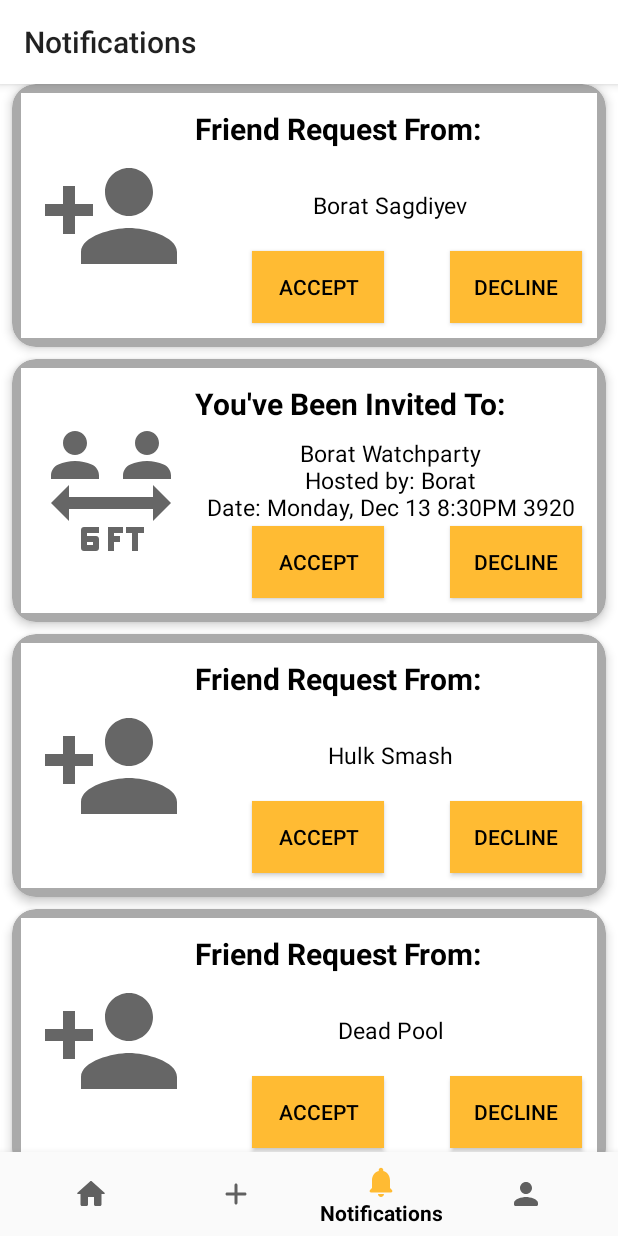
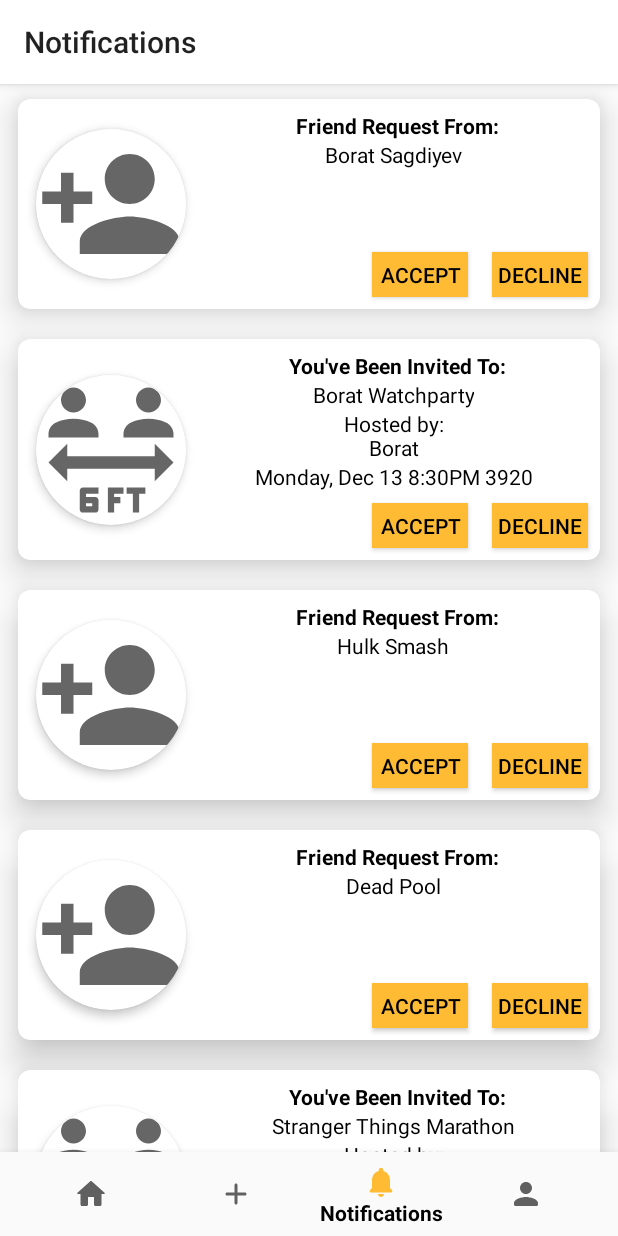
Before and after one commit to WillMahler/gather, an Android app: the NotificationFragment screen opened through its navigation route, on a phone screen of 412 x 824 dp. Run offline under Robolectric (Android 15) with nearby library versions, the phone set to English and light mode, and no system bars; our stand-ins replace Firebase (no records; nobody signed in at launch, a user with empty details on screens opened directly), navigation-ui.

Commit message:
- Polished invite cards used in recyclerViews - Extended width on screen of a bunch of items in layouts - Polished guest cards used in recyclerViews

```diff
--- a/app/app/src/main/java/com/WKNS/gather/CreateEventActivity.java
+++ b/app/app/src/main/java/com/WKNS/gather/CreateEventActivity.java
@@ -470,8 +470,8 @@ public class CreateEventActivity extends AppCompatActivity {
 
         // Event Details
         String title = mTitle.getText().toString().trim();
-        String dateString = mDate.getText().toString().trim();;
-        Date date = new SimpleDateFormat("dd/MM/yyyy").parse(dateString);
+        String dateString = mDate.getText().toString().trim();
+        Date date = new SimpleDateFormat("dd/MM/yyyy/HH:mm").parse(dateString);
         String location = mLocation.getText().toString().trim();
         String description = mDescription.getText().toString().trim();
 
--- a/app/app/src/main/java/com/WKNS/gather/recyclerViews/adapters/InviteRecyclerViewAdapter.java
+++ b/app/app/src/main/java/com/WKNS/gather/recyclerViews/adapters/InviteRecyclerViewAdapter.java
@@ -3,11 +3,9 @@ package com.WKNS.gather.recyclerViews.adapters;
 import android.view.LayoutInflater;
 import android.view.View;
 import android.view.ViewGroup;
-import android.widget.Button;
-import android.widget.ImageView;
-import android.widget.TextView;
 
 import com.WKNS.gather.helperMethods.DateFormatter;
+import com.WKNS.gather.helperMethods.DownloadImageTask;
 import com.WKNS.gather.recyclerViews.clickListeners.OnInviteClickListener;
 import com.WKNS.gather.recyclerViews.viewHolders.InviteViewHolder;
 import com.WKNS.gather.testData.Notification;
@@ -45,17 +43,29 @@ public class InviteRecyclerViewAdapter extends RecyclerView.Adapter<InviteViewHo
         Notification.Type type = n.getType();
 
         if (type == Notification.Type.EVENT_INVITE) {
-            holder.mImageView.setImageResource(R.drawable.ic_testimg_6_ft_apart_24);
+
+            String imgURI = n.getPhotoURL();
+
+            if (imgURI == null || imgURI.isEmpty()) {
+                holder.mImageView.setImageResource(R.drawable.ic_testimg_6_ft_apart_24);
+            } else {
+                new DownloadImageTask(holder.mImageView).execute(imgURI);
+            }
+
             holder.mTextViewTitle.setText(R.string.notification_title_event);
-            holder.mTextViewContent.setText(n.getmEventTitle() + "\n" +
-                    "Hosted by: " + n.getmHostName() + "\n" +
-                     "Date: " + DateFormatter.getFormattedDate(n.getmTime()));
+            holder.mTextViewEventTitle.setText(n.getmEventTitle());
+
+            // Host name formatting
+            StringBuilder b = new StringBuilder("Hosted by:\n");
+            b.append(n.getmHostName());
+
+            holder.mTextViewHost.setText(b.toString());
+            holder.mTextViewEventDate.setText(DateFormatter.getFormattedDate(n.getmTime()));
 
         } else if (type == Notification.Type.FRIEND_REQUEST) {
             holder.mImageView.setImageResource(R.drawable.ic_baseline_person_add_24);
             holder.mTextViewTitle.setText(R.string.notification_title_friend);
-            holder.mTextViewContent.setText(n.getmRequesterFirstName() + " " + n.getmRequesterLastName());
-
+            holder.mTextViewEventTitle.setText(n.getmRequesterFirstName() + " " + n.getmRequesterLastName());
         }
     }
 
--- a/app/app/src/main/java/com/WKNS/gather/recyclerViews/viewHolders/InviteViewHolder.java
+++ b/app/app/src/main/java/com/WKNS/gather/recyclerViews/viewHolders/InviteViewHolder.java
@@ -14,14 +14,17 @@ import androidx.recyclerview.widget.RecyclerView;
 public class InviteViewHolder extends RecyclerView.ViewHolder {
 
     public ImageView mImageView;
-    public TextView mTextViewTitle, mTextViewContent;
+    public TextView mTextViewTitle, mTextViewEventTitle, mTextViewHost,
+                    mTextViewEventDate;
     public Button mButtonAccept, mButtonDecline;
 
     public InviteViewHolder(@NonNull View itemView, final OnInviteClickListener listener) {
         super(itemView);
         mImageView = itemView.findViewById(R.id.imageview_friend_or_event);
-        mTextViewTitle = itemView.findViewById(R.id.textview_title);
-        mTextViewContent = itemView.findViewById(R.id.textview_content);
+        mTextViewTitle = itemView.findViewById(R.id.textview_invite_title);
+        mTextViewEventTitle = itemView.findViewById(R.id.textview_invite_eventTitle);
+        mTextViewHost = itemView.findViewById(R.id.textview_invite_eventHost);
+        mTextViewEventDate = itemView.findViewById(R.id.textview_invite_eventDate);
         mButtonAccept = itemView.findViewById(R.id.button_accept);
         mButtonDecline = itemView.findViewById(R.id.button_decline);
 
--- a/app/app/src/main/java/com/WKNS/gather/testData/Notification.java
+++ b/app/app/src/main/java/com/WKNS/gather/testData/Notification.java
@@ -18,6 +18,7 @@ public class Notification {
     private String mEventTitle;
     private Date mTime;
     private String mHostName;
+    private String photoURL;
 
     public Notification(String firstName, String lastName) {
         type = Type.FRIEND_REQUEST;
@@ -32,6 +33,13 @@ public class Notification {
         mTime = time;
     }
 
+    public String getPhotoURL() {
+        return photoURL;
+    }
+
+    public void setPhotoURL(String photoURL) {
+        this.photoURL = photoURL;
+    }
     public Type getType() {
         return type;
     }
--- a/app/app/src/main/res/layout/recyclerview_item_events.xml
+++ b/app/app/src/main/res/layout/recyclerview_item_events.xml
@@ -6,8 +6,8 @@
     android:layout_width="match_parent"
     android:layout_marginBottom="10dp"
     android:layout_marginTop="10dp"
-    android:layout_marginStart="@dimen/horizontal_padding"
-    android:layout_marginEnd="@dimen/horizontal_padding"
+    android:layout_marginStart="@dimen/horizontal_padding_recyclerviews"
+    android:layout_marginEnd="@dimen/horizontal_padding_recyclerviews"
     app:cardElevation="16dp"
     app:cardCornerRadius="8dp">
 
--- a/app/app/src/main/res/layout/recyclerview_item_notification.xml
+++ b/app/app/src/main/res/layout/recyclerview_item_notification.xml
@@ -1,70 +1,107 @@
 <?xml version="1.0" encoding="utf-8"?>
-<androidx.cardview.widget.CardView xmlns:android="http://schemas.android.com/apk/res/android"
-    xmlns:tools="http://schemas.android.com/tools"
+<androidx.cardview.widget.CardView
+    xmlns:android="http://schemas.android.com/apk/res/android"
+    xmlns:app="http://schemas.android.com/apk/res-auto"
+    android:layout_height="wrap_content"
     android:layout_width="match_parent"
-    android:layout_height="175dp"
-    android:layout_marginBottom="8dp"
-    android:layout_marginHorizontal="8dp"
-    app:cardBackgroundColor="@android:color/darker_gray"
-    app:cardElevation="4dp"
-    xmlns:app="http://schemas.android.com/apk/res-auto"
-    app:cardCornerRadius="16dp">
+    android:layout_marginBottom="10dp"
+    android:layout_marginTop="10dp"
+    android:layout_marginStart="@dimen/horizontal_padding_recyclerviews"
+    android:layout_marginEnd="@dimen/horizontal_padding_recyclerviews"
+    app:cardElevation="16dp"
+    app:cardCornerRadius="8dp">
 
     <androidx.constraintlayout.widget.ConstraintLayout
         android:layout_width="match_parent"
         android:layout_height="match_parent"
-        android:background="@android:color/white"
-        android:padding="2dp"
-        android:layout_margin="6dp">
+        android:layout_gravity="center">
+
+        <androidx.cardview.widget.CardView
+            android:id="@+id/cardview_invitePicture"
+            android:layout_width="wrap_content"
+            android:layout_height="wrap_content"
+            android:layout_marginStart="12dp"
+            android:layout_marginTop="20dp"
+            android:layout_marginBottom="20dp"
+            app:cardCornerRadius="250dp"
+            app:cardElevation="4dp"
+            app:layout_constraintBottom_toBottomOf="parent"
+            app:layout_constraintStart_toStartOf="parent"
+            app:layout_constraintTop_toTopOf="parent">
 
         <ImageView
             android:id="@+id/imageview_friend_or_event"
             android:layout_width="100dp"
             android:layout_height="100dp"
-            android:layout_marginStart="8dp"
-            android:padding="2dp"
-            app:layout_constraintBottom_toBottomOf="parent"
-            app:layout_constraintStart_toStartOf="parent"
-            app:layout_constraintTop_toTopOf="parent" />
+            android:layout_gravity="center"
+            android:scaleType="centerCrop" />
+        </androidx.cardview.widget.CardView>
 
         <TextView
-            android:id="@+id/textview_title"
-            android:gravity="start"
+            android:id="@+id/textview_invite_title"
+            android:gravity="center"
             android:layout_width="0dp"
             android:layout_height="wrap_content"
             android:layout_marginStart="6dp"
             android:layout_marginTop="8dp"
-            android:layout_toEndOf="@+id/imageview_friend_or_event"
+            android:layout_toEndOf="@+id/cardview_invitePicture"
             android:textColor="@android:color/black"
-            android:textSize="20sp"
+            android:textSize="14sp"
             android:textStyle="bold"
             app:layout_constraintEnd_toEndOf="parent"
-            app:layout_constraintStart_toEndOf="@+id/imageview_friend_or_event"
+            app:layout_constraintStart_toEndOf="@+id/cardview_invitePicture"
             app:layout_constraintTop_toTopOf="parent" />
 
         <TextView
-            android:id="@+id/textview_content"
+            android:id="@+id/textview_invite_eventTitle"
             android:layout_width="wrap_content"
             android:layout_height="wrap_content"
-            android:layout_marginTop="6dp"
-            android:layout_toEndOf="@+id/imageview_friend_or_event"
+            android:layout_toEndOf="@+id/cardview_invitePicture"
             android:gravity="center"
             android:textColor="@android:color/black"
-            android:textSize="15sp"
+            android:textSize="14sp"
+            app:layout_constraintEnd_toEndOf="parent"
+            app:layout_constraintStart_toEndOf="@+id/cardview_invitePicture"
+            app:layout_constraintTop_toBottomOf="@+id/textview_invite_title" />
+
+        <TextView
+            android:id="@+id/textview_invite_eventHost"
+            android:layout_width="wrap_content"
+            android:layout_height="wrap_content"
+            android:layout_toEndOf="@+id/cardview_invitePicture"
+            android:gravity="center"
+            android:textColor="@android:color/black"
+            android:textSize="14sp"
+            app:layout_constraintBottom_toTopOf="@+id/textview_invite_eventDate"
+            app:layout_constraintEnd_toEndOf="parent"
+            app:layout_constraintStart_toEndOf="@+id/cardview_invitePicture"
+            app:layout_constraintTop_toBottomOf="@+id/textview_invite_eventTitle" />
+
+        <TextView
+            android:id="@+id/textview_invite_eventDate"
+            android:layout_width="wrap_content"
+            android:layout_height="wrap_content"
+            android:layout_marginBottom="8dp"
+            android:layout_toEndOf="@+id/cardview_invitePicture"
+            android:gravity="center"
+            android:textColor="@android:color/black"
+            android:textSize="14sp"
             app:layout_constraintBottom_toTopOf="@+id/button_accept"
             app:layout_constraintEnd_toEndOf="parent"
-            app:layout_constraintStart_toEndOf="@+id/imageview_friend_or_event"
-            app:layout_constraintTop_toBottomOf="@+id/textview_title" />
+            app:layout_constraintStart_toEndOf="@+id/cardview_invitePicture"
+            app:layout_constraintTop_toBottomOf="@+id/textview_invite_eventHost" />
 
         <Button
             android:id="@+id/button_accept"
             android:background="@android:color/holo_orange_light"
             android:layout_width="wrap_content"
             android:layout_height="wrap_content"
+            android:minHeight="30dp"
+            android:minWidth="64dp"
             android:layout_marginBottom="8dp"
+            android:layout_marginEnd="16dp"
             app:layout_constraintBottom_toBottomOf="parent"
             app:layout_constraintEnd_toStartOf="@+id/button_decline"
-            app:layout_constraintStart_toEndOf="@+id/imageview_friend_or_event"
             android:text="@string/button_accept"
             android:textColor="@android:color/black" />
 
@@ -73,6 +110,8 @@
             android:background="@android:color/holo_orange_light"
             android:layout_width="wrap_content"
             android:layout_height="wrap_content"
+            android:minHeight="30dp"
+            android:minWidth="64dp"
             android:layout_marginBottom="8dp"
             android:layout_marginEnd="8dp"
             app:layout_constraintBottom_toBottomOf="parent"
--- a/app/app/src/main/res/values/dimens.xml
+++ b/app/app/src/main/res/values/dimens.xml
@@ -8,5 +8,6 @@
 
     <dimen name="recyclerview_height_users">145dp</dimen>
 
-    <dimen name="horizontal_padding">12dp</dimen>
+    <dimen name="horizontal_padding_recyclerviews">12dp</dimen>
+    <dimen name="horizontal_padding_general">24dp</dimen>
 </resources>
```
Also changed, not shown: app/app/src/main/res/layout/activity_create_event.xml (+16 -16 lines), app/app/src/main/res/layout/activity_edit_profile.xml (+6 -6 lines), app/app/src/main/res/layout/activity_login.xml (+6 -6 lines), app/app/src/main/res/layout/activity_register.xml (+15 -15 lines), app/app/src/main/res/layout/fragment_event_details_summary.xml (+5 -8 lines), app/app/src/main/res/layout/recyclerview_item_guestlist.xml (+12 -11 lines), 1 other file.
